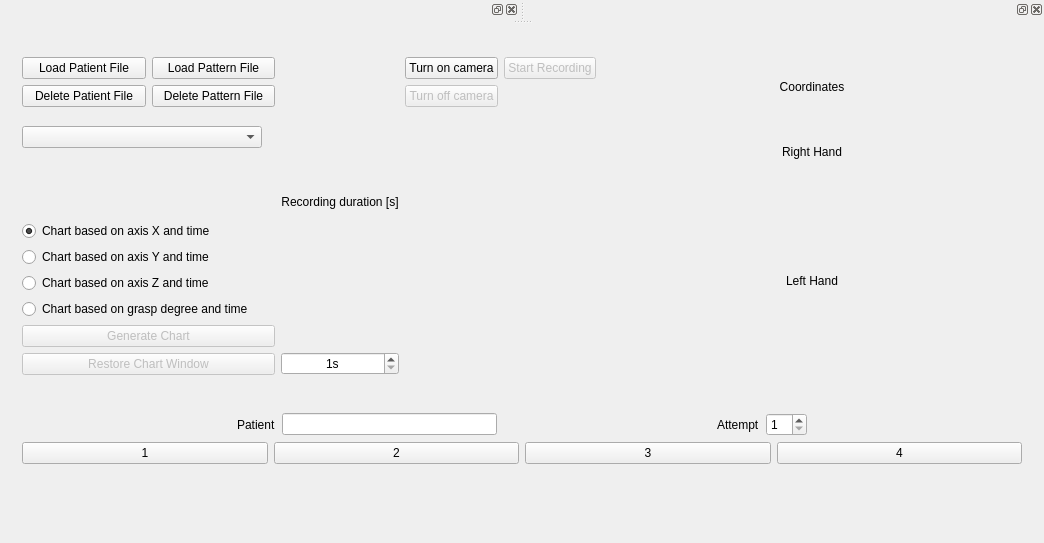
First picture: the form in mainwindow.ui, repository micavanco/VR-Hands-Analyzer, before the edit.
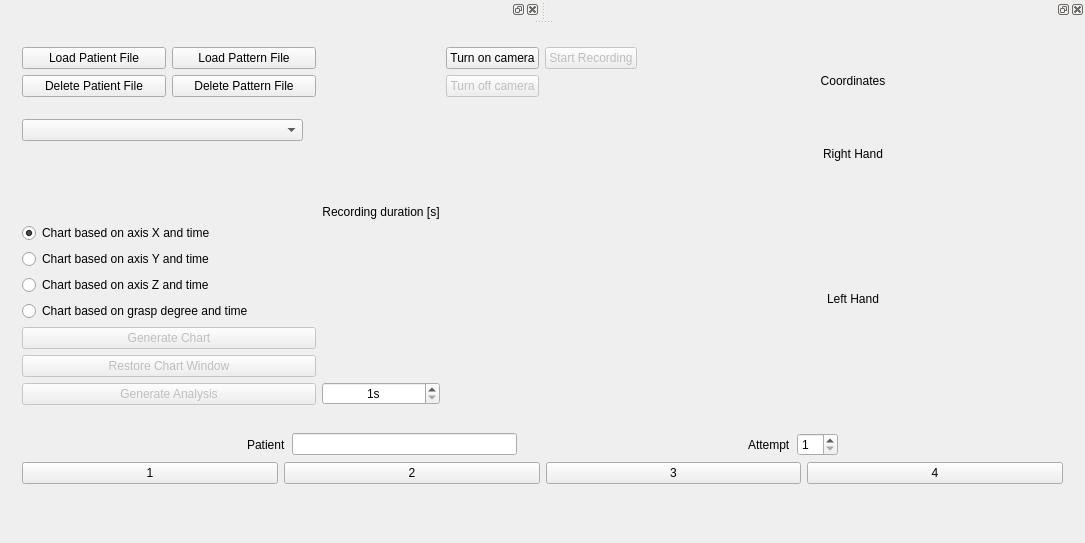
Second picture: the form after the edit.

Commit message: Implemented generating charts for every axis and for degree, also corrected displaying coordinates and restoring charts windows

```diff
--- a/mainwindow.ui
+++ b/mainwindow.ui
@@ -6,7 +6,7 @@
    <rect>
     <x>0</x>
     <y>0</y>
-    <width>900</width>
+    <width>1085</width>
     <height>543</height>
    </rect>
   </property>
@@ -26,7 +26,7 @@
       <property name="maximumSize">
        <size>
         <width>16777215</width>
-        <height>340</height>
+        <height>380</height>
        </size>
       </property>
       <layout class="QHBoxLayout" name="horizontalLayout">
@@ -170,6 +170,16 @@
            </property>
           </widget>
          </item>
+         <item>
+          <widget class="QPushButton" name="analysisButton">
+           <property name="enabled">
+            <bool>false</bool>
+           </property>
+           <property name="text">
+            <string>Generate Analysis</string>
+           </property>
+          </widget>
+         </item>
         </layout>
        </item>
        <item>
```
The commit also changes 6 other files.
